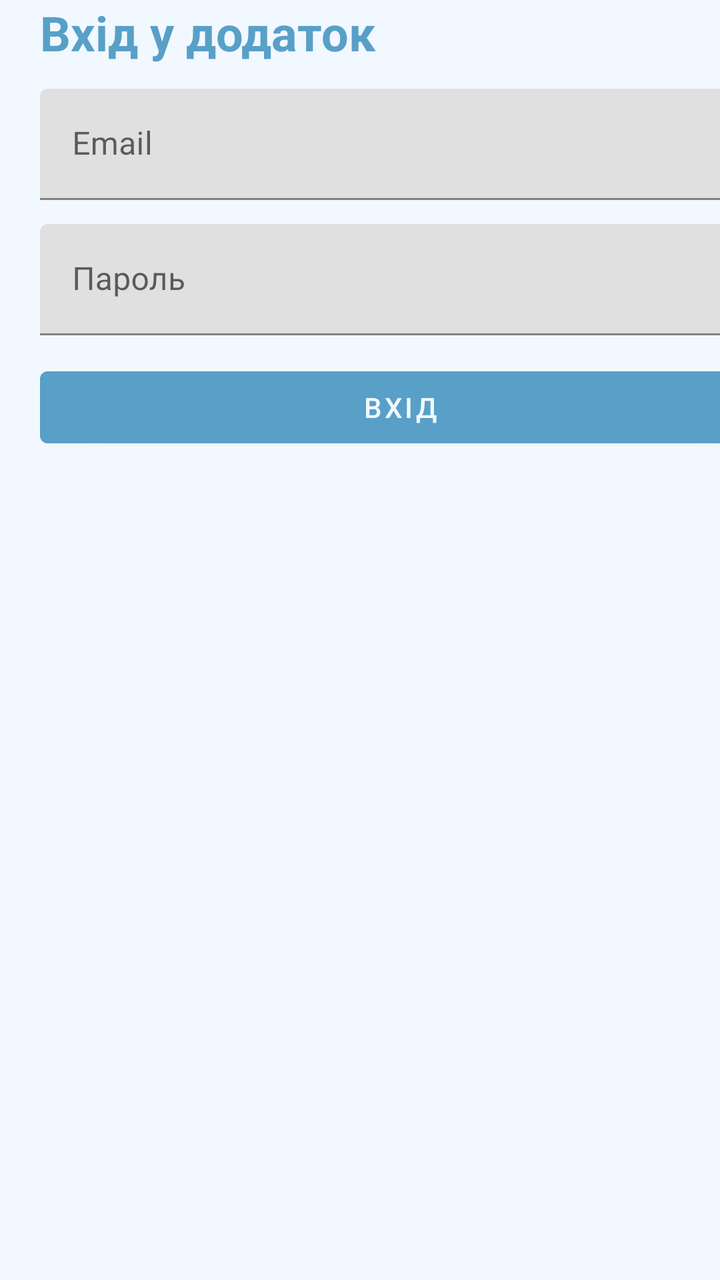
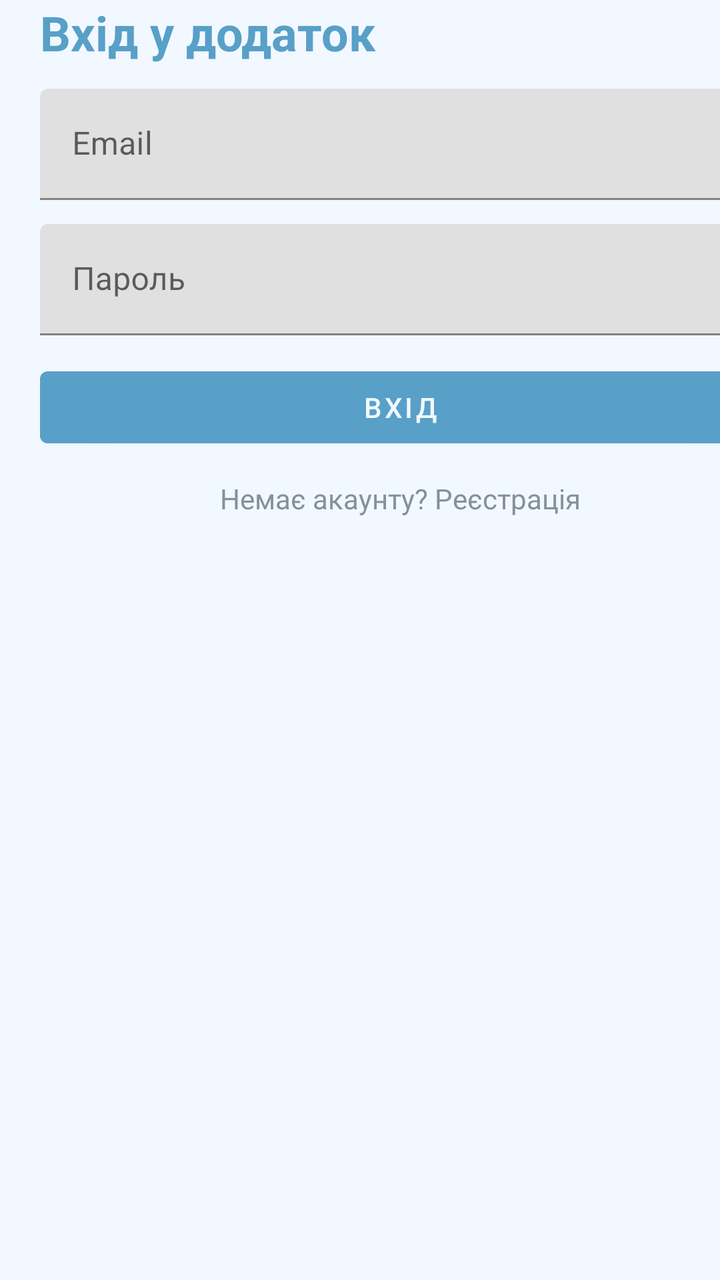

Screens rendered from an Android XML layout before and after an edit, with the pre-edit source and the edit as a unified diff.
<!-- AndroidManifest.xml: application theme Theme.JustDoIt -->
<!-- res/layout/activity_login.xml -->
<?xml version="1.0" encoding="utf-8"?>
<ScrollView xmlns:android="http://schemas.android.com/apk/res/android"
    xmlns:app="http://schemas.android.com/apk/res-auto"
    xmlns:tools="http://schemas.android.com/tools"
    android:layout_width="match_parent"
    android:layout_height="match_parent"
    android:fillViewport="true">

    <androidx.constraintlayout.widget.ConstraintLayout
        android:layout_width="match_parent"
        android:layout_height="match_parent"
        android:layout_marginStart="20dp"
        android:layout_marginEnd="20dp"
        android:background="@color/backgroundColor"

        tools:context=".screens.RegisterActivity">

        <TextView
            android:id="@+id/title"
            android:layout_width="wrap_content"
            android:layout_height="wrap_content"
            android:text="Вхід у додаток"
            android:textColor="@color/primaryColor"
            android:textSize="24sp"
            android:textStyle="bold"
            app:layout_constraintStart_toStartOf="parent"
            app:layout_constraintTop_toTopOf="parent" />

        <com.google.android.material.textfield.TextInputLayout
            android:id="@+id/emailLayout"
            android:layout_width="0dp"
            android:layout_height="wrap_content"
            android:layout_marginTop="12dp"
            android:hint="Email"
            app:layout_constraintEnd_toEndOf="parent"
            app:layout_constraintStart_toStartOf="parent"
            app:layout_constraintTop_toBottomOf="@id/title">

            <com.google.android.material.textfield.TextInputEditText
                android:id="@+id/email"
                android:layout_width="match_parent"
                android:layout_height="wrap_content"
                android:inputType="textEmailAddress" />
        </com.google.android.material.textfield.TextInputLayout>

        <com.google.android.material.textfield.TextInputLayout
            android:id="@+id/passwordLayout"
            android:layout_width="0dp"
            android:layout_height="wrap_content"
            android:layout_marginTop="12dp"
            android:hint="Пароль"
            app:layout_constraintEnd_toEndOf="parent"
            app:layout_constraintStart_toStartOf="parent"
            app:layout_constraintTop_toBottomOf="@id/emailLayout">

            <com.google.android.material.textfield.TextInputEditText
                android:id="@+id/password"
                android:layout_width="match_parent"
                android:layout_height="wrap_content"
                android:inputType="textPassword" />
        </com.google.android.material.textfield.TextInputLayout>


        <Button
            android:id="@+id/loginBtn"
            android:layout_width="0dp"
            android:layout_height="wrap_content"
            android:layout_marginTop="12dp"
            android:backgroundTint="@color/primaryColor"
            android:onClick="onLoginClick"
            android:text="Вхід"
            android:textColor="@color/titleTextColor"
            app:layout_constraintEnd_toEndOf="parent"
            app:layout_constraintStart_toStartOf="parent"
            app:layout_constraintTop_toBottomOf="@id/passwordLayout" />

    </androidx.constraintlayout.widget.ConstraintLayout>
</ScrollView>
<!-- resources referenced by this layout -->
<resources>
  <color name="backgroundColor">#f2f8ff</color>
  <color name="primaryColor">#58A0C8</color>
  <color name="titleTextColor">#f2f8ff</color>
  <style name="Theme.JustDoIt" parent="Base.Theme.JustDoIt" />
  <style name="Base.Theme.JustDoIt" parent="Theme.MaterialComponents.DayNight.DarkActionBar">
  
          <item name="colorPrimary">@color/primaryColor</item>
          <item name="colorPrimaryVariant">@color/taskBgColor</item>
          <item name="colorSecondary">@color/primaryColor</item>
  
          <item name="colorControlActivated">@color/primaryColor</item>
  
          <item name="android:textColorPrimary">@color/black_effective</item>
          <item name="android:textColorSecondary">@color/secondaryTextColor</item>
  
          <item name="android:windowBackground">@color/backgroundColor</item>
          <item name="android:windowActionBarOverlay">false</item>
          <item name="android:windowContentOverlay">@null</item>
  
      </style>
  <color name="taskBgColor">#416e87</color>
  <color name="black_effective">#2a2a2a</color>
  <color name="secondaryTextColor">#86909c</color>
</resources>

<!-- the commit's change to res/layout/activity_login.xml (unified diff, before → after) -->
@@ -74,5 +74,18 @@
             app:layout_constraintStart_toStartOf="parent"
             app:layout_constraintTop_toBottomOf="@id/passwordLayout" />
 
+        <TextView
+            android:id="@+id/goToRegister"
+            android:layout_width="wrap_content"
+            android:layout_height="wrap_content"
+            android:text="Немає акаунту? Реєстрація"
+            android:textColor="@color/secondaryTextColor"
+            android:textSize="14sp"
+            android:layout_marginTop="12dp"
+            android:onClick="onGoToRegisterClick"
+            app:layout_constraintTop_toBottomOf="@id/loginBtn"
+            app:layout_constraintStart_toStartOf="parent"
+            app:layout_constraintEnd_toEndOf="parent"/>
+
     </androidx.constraintlayout.widget.ConstraintLayout>
 </ScrollView>
